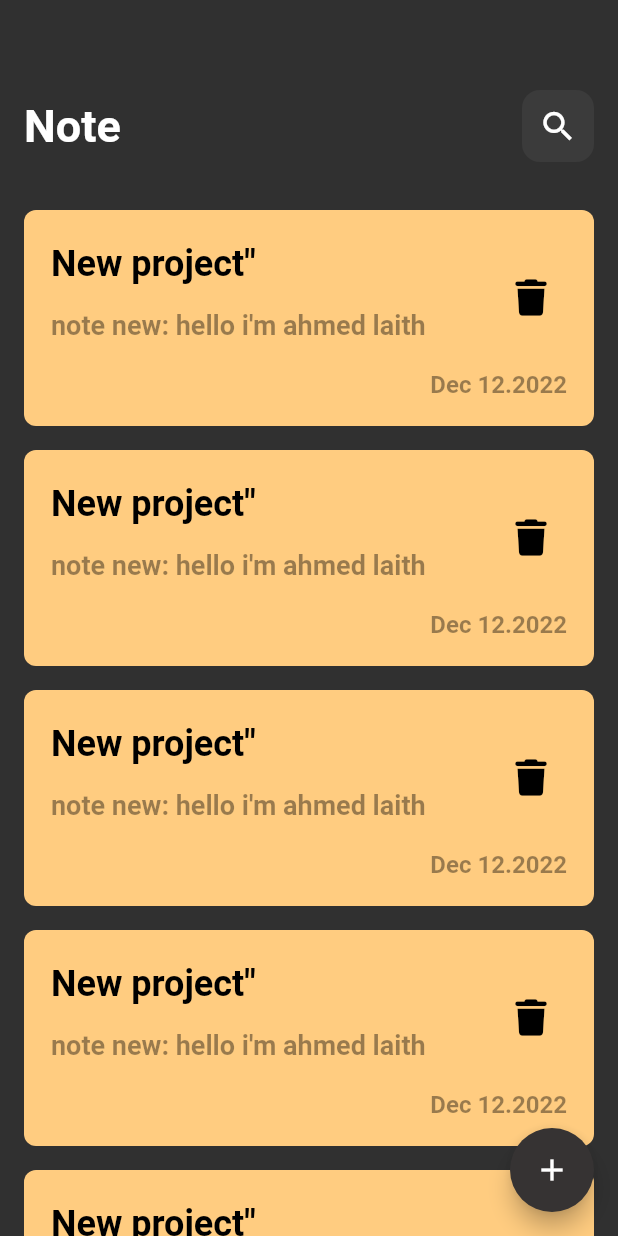
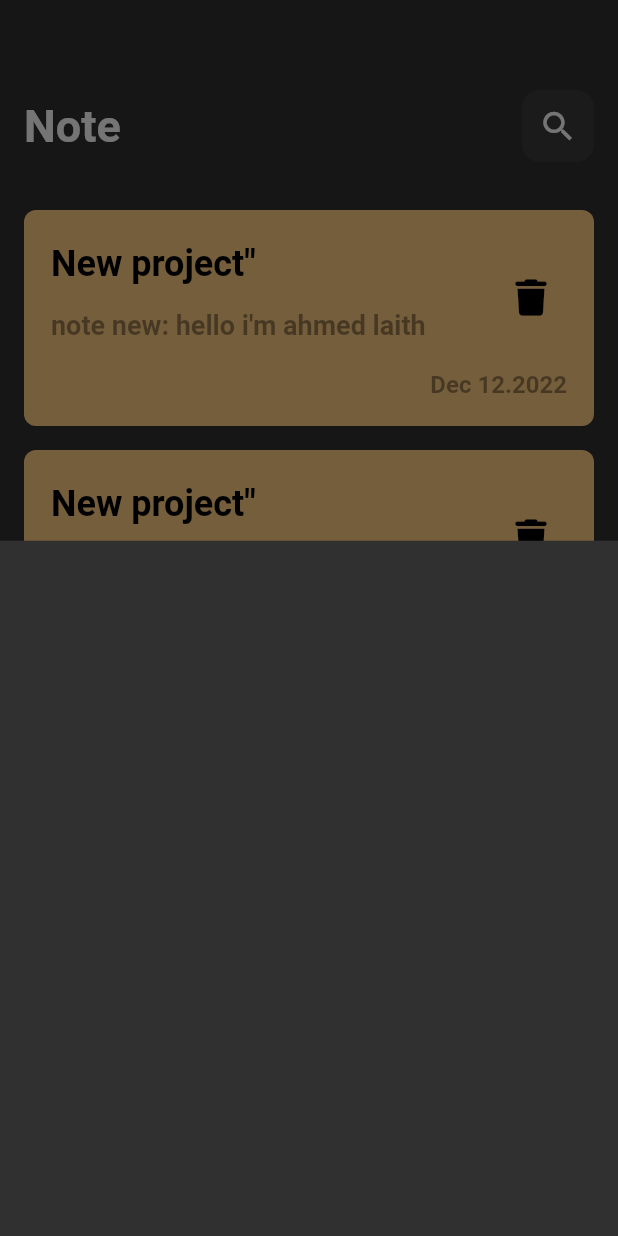
Before and after one commit to AhmedLAith1/NoteApp, a Flutter app: the screen it shows after launch, after a tap on the "add" icon, on a phone screen of 412 x 824 dp. Run offline on Flutter 3.47's test engine with Material 2 defaults, Android fonts, the phone set to English and light mode, and no system bars; our stand-ins replace font_awesome_flutter.

Commit message:
AddNoteBottomSheet

```diff
--- a/lib/views/notes_view.dart
+++ b/lib/views/notes_view.dart
@@ -1,4 +1,5 @@
 import 'package:flutter/material.dart';
+import 'package:note_app/views/widgets/add_note_bottom_sheet.dart';
 
 import 'package:note_app/views/widgets/notes_view_body.dart';
 
@@ -9,7 +10,13 @@ class NotesView extends StatelessWidget {
   Widget build(BuildContext context) {
     return Scaffold(
       floatingActionButton: FloatingActionButton(
-        onPressed: () {},
+        onPressed: () {
+          showModalBottomSheet(
+              context: context,
+              builder: (context) {
+                return AddNoteBottomSheet();
+              });
+        },
         child: Icon(
           Icons.add,
           color: Colors.white,
--- /dev/null
+++ b/lib/views/widgets/add_note_bottom_sheet.dart
@@ -0,0 +1,10 @@
+import 'package:flutter/cupertino.dart';
+
+class AddNoteBottomSheet extends StatelessWidget {
+  const AddNoteBottomSheet({super.key});
+
+  @override
+  Widget build(BuildContext context) {
+    return Container();
+  }
+}
```
